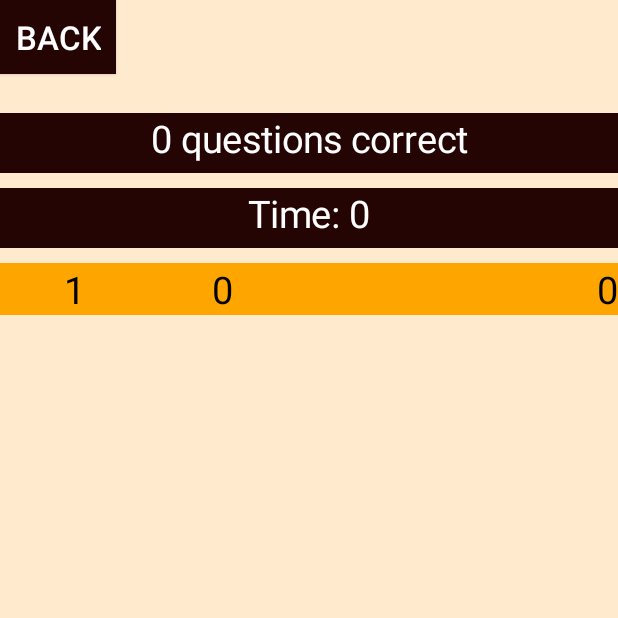
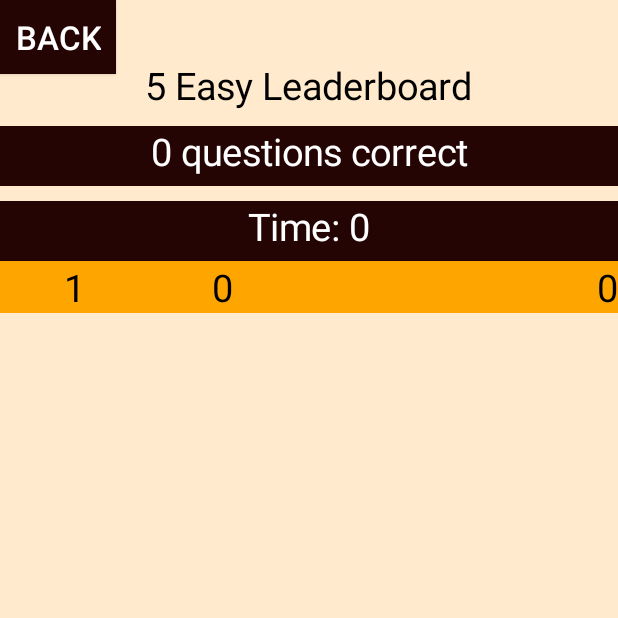
Before and after one commit to MilapNaik/MentalMathWorkout, an Android app: the FinishTest screen opened directly, with no data from a screen before it, on a phone screen of 412 x 824 dp, the top half of it. Run offline under Robolectric (Android 15) with nearby library versions, the phone set to English and light mode, and no system bars; 3 statements that could not run were skipped.

Commit message:
Fixed Leaderboard UI bug, added test type to leaderboards

```diff
--- a/app/src/main/java/com/milapnaik/mentalmathworkout/FinishTest.java
+++ b/app/src/main/java/com/milapnaik/mentalmathworkout/FinishTest.java
@@ -19,6 +19,7 @@ public class FinishTest extends AppCompatActivity{
     public String test_type = "";
     String rank = "1";
     String Difficulty;
+    int Questions;
     public static final String MyPREFERENCES = "MyPrefs" ;
     SharedPreferences sharedpreferences;
 
@@ -29,10 +30,22 @@ public class FinishTest extends AppCompatActivity{
         Intent intent = getIntent();
         Context ctx = this;
 
+        // Find correct answers, amount of time, and test type
         Bundle extras = intent.getExtras();
         correct = extras.getString("NUM_CORRECT");
         timed = extras.getString("TIMER");
         test_type = extras.getString("TEST_TYPE");
+
+        // Find what difficulty from the preferences
+        sharedpreferences = getSharedPreferences(MyPREFERENCES, Context.MODE_PRIVATE);
+        Difficulty = sharedpreferences.getString("PREF_DIFFICULTY", "Easy");
+        Questions = sharedpreferences.getInt("NUM_QUESTIONS", 5);
+
+
+        TextView leaderboard = (TextView) findViewById(R.id.leaderboard);
+        leaderboard.setTextColor(Color.BLACK);
+        leaderboard.setTextSize(25);
+        leaderboard.setText(Questions + " " + Difficulty + " Leaderboard");
 
         TextView numcorrect = (TextView) findViewById(R.id.correct_count);
         numcorrect.setTextColor(Color.WHITE);
@@ -45,9 +58,6 @@ public class FinishTest extends AppCompatActivity{
         time.setText("Time: " + timed);
 
 
-        // Find what difficulty from the preferences
-        sharedpreferences = getSharedPreferences(MyPREFERENCES, Context.MODE_PRIVATE);
-        Difficulty = sharedpreferences.getString("PREF_DIFFICULTY", "Easy");
 
 
         // Add to specific leaderboard
--- a/app/src/main/res/layout/activity_finishtest.xml
+++ b/app/src/main/res/layout/activity_finishtest.xml
@@ -10,6 +10,18 @@
     android:id="@+id/ftestcontent"
     android:background="@color/background">
 
+
+    <TextView
+        android:layout_width="wrap_content"
+        android:layout_height="wrap_content"
+        android:textAppearance="?android:attr/textAppearanceMedium"
+        android:text="Leaderboards"
+        android:textSize="32sp"
+        android:textColor="#000"
+        android:id="@+id/leaderboard"
+        android:layout_alignParentTop="true"
+        android:layout_centerHorizontal="true"
+        android:layout_marginTop="40dp" />
 
     <Button
         style="?android:attr/buttonStyleSmall"
@@ -32,9 +44,9 @@
         android:id="@+id/correct_count"
         android:textAlignment="center"
         android:background="@color/blackish"
-        android:layout_alignParentTop="true"
+        android:layout_below="@id/leaderboard"
         android:layout_centerHorizontal="true"
-        android:layout_marginTop="75dp" />
+        android:layout_marginTop="10dp" />
 
     <TextView
         android:layout_width="match_parent"
@@ -51,4 +63,5 @@
         android:id="@+id/display_listview"
         android:layout_below="@+id/time" />
 
+
 </RelativeLayout>
--- a/app/src/main/res/layout/display_leaderboard_row.xml
+++ b/app/src/main/res/layout/display_leaderboard_row.xml
@@ -1,14 +1,13 @@
 <?xml version="1.0" encoding="utf-8"?>
 <RelativeLayout xmlns:android="http://schemas.android.com/apk/res/android"
-    android:layout_width="match_parent" android:layout_height="75dp"
+    android:layout_width="match_parent" android:layout_height="wrap_content"
     android:background="@color/background">
 
     <LinearLayout
         android:id="@+id/LinearLayout1"
         android:layout_width="match_parent"
         android:layout_height="wrap_content"
-        android:layout_below="@id/mathAnswer"
-        android:layout_marginTop="10dp">
+        android:layout_below="@id/mathAnswer">
         <TextView
             android:layout_width="wrap_content"
             android:layout_height="wrap_content"
@@ -19,8 +18,7 @@
             android:textSize="25sp"
             android:textColor="#000"
             android:id="@+id/lb_rank"
-            android:gravity="center"
-            android:layout_alignParentLeft="true" />
+            android:gravity="center"/>
 
         <TextView
             android:layout_width="wrap_content"
@@ -32,8 +30,7 @@
             android:textSize="25sp"
             android:textColor="#000"
             android:id="@+id/lb_score"
-            android:gravity="center"
-            android:layout_toRightOf="@id/lb_rank"/>
+            android:gravity="center"/>
 
         <TextView
             android:layout_width="130dp"
@@ -45,8 +42,7 @@
             android:textColor="#000"
             android:textSize="25sp"
             android:id="@+id/lb_time"
-            android:gravity="right"
-            android:layout_toRightOf="@id/lb_score"/>
+            android:gravity="right"/>
     </LinearLayout>
 
 </RelativeLayout>
```
